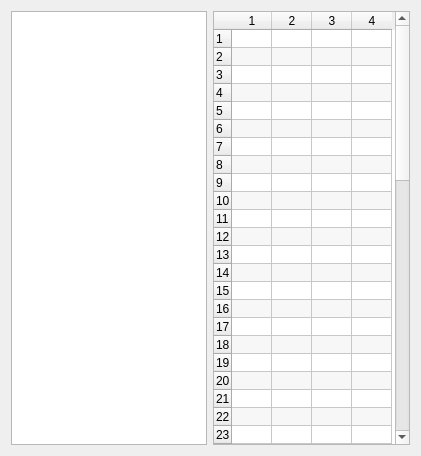
Qt form src/gui/memory/ramtable.ui (Arcachofo/SimulIDE-dev) before a commit.
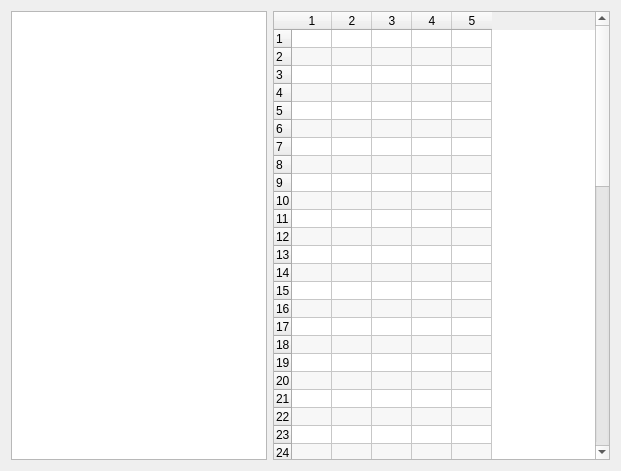
The same form after that commit.

```diff
--- a/src/gui/memory/ramtable.ui
+++ b/src/gui/memory/ramtable.ui
@@ -6,8 +6,8 @@
    <rect>
     <x>0</x>
     <y>0</y>
-    <width>421</width>
-    <height>456</height>
+    <width>621</width>
+    <height>471</height>
    </rect>
   </property>
   <property name="sizePolicy">
@@ -66,7 +66,7 @@
       <number>60</number>
      </property>
      <property name="columnCount">
-      <number>4</number>
+      <number>5</number>
      </property>
      <attribute name="horizontalHeaderVisible">
       <bool>true</bool>
@@ -74,6 +74,9 @@
      <attribute name="horizontalHeaderDefaultSectionSize">
       <number>40</number>
      </attribute>
+     <attribute name="horizontalHeaderMinimumSectionSize">
+      <number>30</number>
+     </attribute>
      <attribute name="verticalHeaderDefaultSectionSize">
       <number>18</number>
      </attribute>
@@ -144,6 +147,7 @@
      <column/>
      <column/>
      <column/>
+     <column/>
     </widget>
    </item>
   </layout>
```
